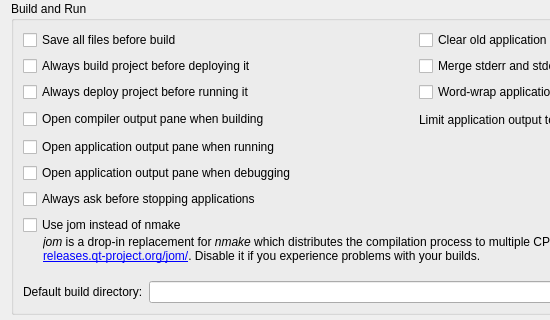
Above: src/plugins/projectexplorer/projectexplorersettingspage.ui from qt-creator/qt-creator before the change; both pictures show x 0 to 550 and y 105 to 425 of the 831 by 507 pixel window. Below: the same form after it.
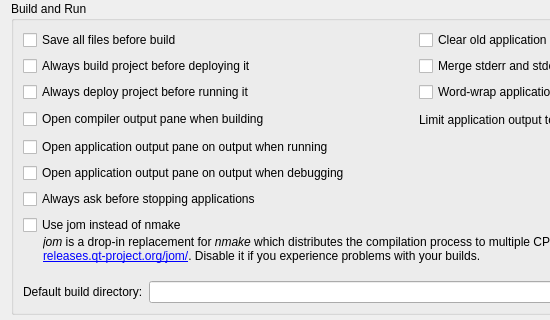
That is the form after the change. Custom widgets are drawn as their Qt base class.

Commit message:
ApplicationOutput: Tweak popup/flash behavior on output
- Change the option to switch between Flash and Popup on output
- Never popup on starting a application

Task-number: QTCREATORBUG-9120

```diff
--- a/src/plugins/projectexplorer/projectexplorersettingspage.ui
+++ b/src/plugins/projectexplorer/projectexplorersettingspage.ui
@@ -152,14 +152,14 @@
       <item row="4" column="0">
        <widget class="QCheckBox" name="showRunOutputCheckBox">
         <property name="text">
-         <string>Open application output pane when running</string>
+         <string>Open application output pane on output when running</string>
         </property>
        </widget>
       </item>
       <item row="5" column="0">
        <widget class="QCheckBox" name="showDebugOutputCheckBox">
         <property name="text">
-         <string>Open application output pane when debugging</string>
+         <string>Open application output pane on output when debugging</string>
         </property>
        </widget>
       </item>
```
Left out of the diff: 11 changed lines with no effect on the pictures. The commit also changes 3 other files.
